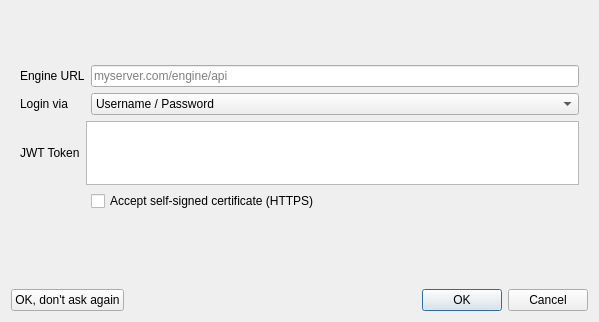
Qt form src/engine/enginestartdialog.ui (GAMS-dev/studio) before a commit.
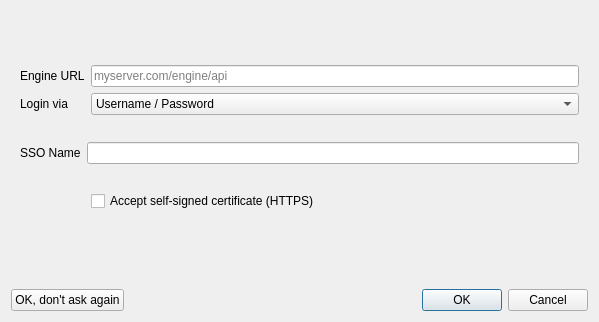
The same form after that commit. Icons and pictures are not drawn.

What changed in the file:
```diff
--- a/src/engine/enginestartdialog.ui
+++ b/src/engine/enginestartdialog.ui
@@ -175,7 +175,7 @@
        <item row="2" column="0" colspan="2">
         <widget class="QStackedWidget" name="stackLoginInput">
          <property name="currentIndex">
-          <number>1</number>
+          <number>2</number>
          </property>
          <widget class="QWidget" name="pageUserPw">
           <layout class="QGridLayout" name="gridLayout_5">
@@ -257,6 +257,32 @@
            </item>
           </layout>
          </widget>
+         <widget class="QWidget" name="pageSSO">
+          <layout class="QGridLayout" name="gridLayout_7">
+           <property name="leftMargin">
+            <number>0</number>
+           </property>
+           <property name="topMargin">
+            <number>0</number>
+           </property>
+           <property name="rightMargin">
+            <number>0</number>
+           </property>
+           <property name="bottomMargin">
+            <number>0</number>
+           </property>
+           <item row="0" column="0">
+            <widget class="QLabel" name="laSso">
+             <property name="text">
+              <string>SSO Name</string>
+             </property>
+            </widget>
+           </item>
+           <item row="0" column="1">
+            <widget class="QLineEdit" name="edSsoName"/>
+           </item>
+          </layout>
+         </widget>
         </widget>
        </item>
        <item row="0" column="0">
```
Left out of the diff: 2 changed lines with no effect on the pictures.
